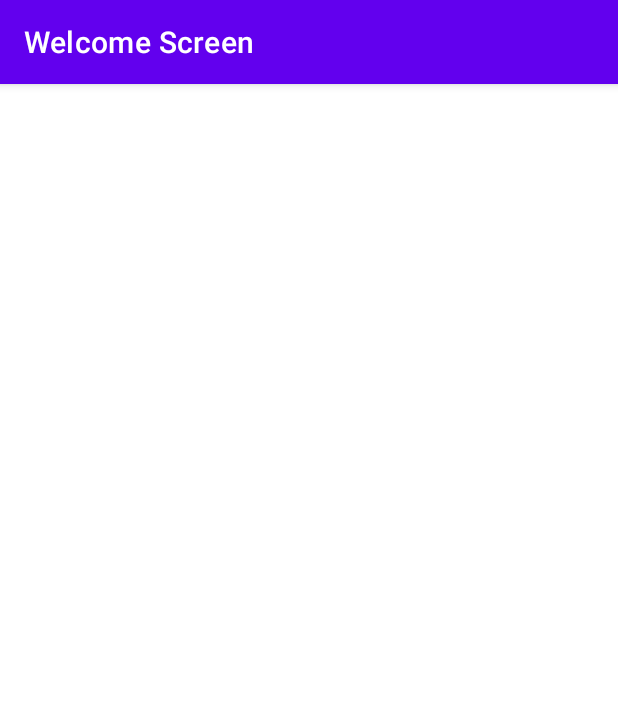
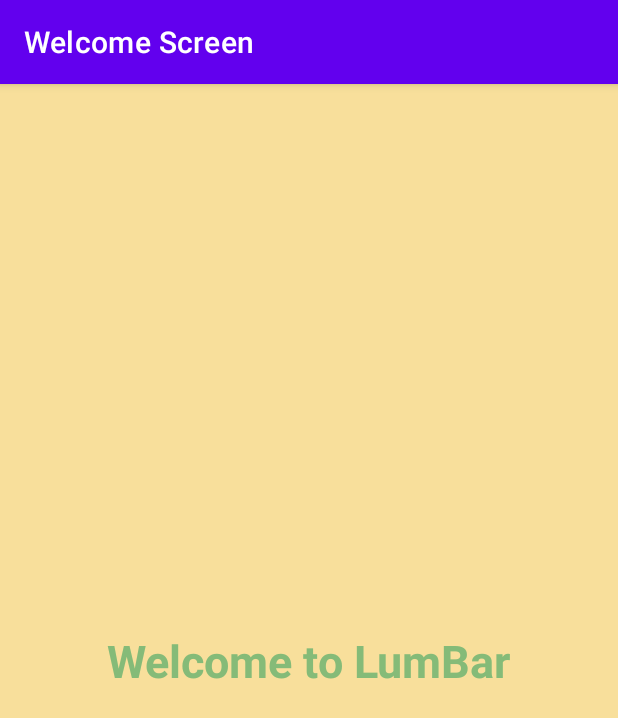
Before and after one commit to paceuniversity/cs389s2022team3, an Android app: the screen it shows after launch (HomeActivity before the commit, MainActivity after it), on a phone screen of 412 x 824 dp. Shown: the top 718 px of the screen. Run offline under Robolectric (Android 15) with nearby library versions, the phone set to English and light mode, and no system bars.

Commit message:
Logo added & splash screen complete

```diff
--- a/Welcome_Screen/app/src/main/java/com/pace/welcomescreen/HomeActivity.java
+++ /dev/null
@@ -1,14 +0,0 @@
-package com.pace.welcomescreen;
-
-import androidx.appcompat.app.AppCompatActivity;
-
-import android.os.Bundle;
-
-public class HomeActivity extends AppCompatActivity {
-
-    @Override
-    protected void onCreate(Bundle savedInstanceState) {
-        super.onCreate(savedInstanceState);
-        setContentView(R.layout.activity_home);
-    }
-}
--- a/Welcome_Screen/app/src/main/java/com/pace/welcomescreen/MainActivity.java
+++ b/Welcome_Screen/app/src/main/java/com/pace/welcomescreen/MainActivity.java
@@ -7,20 +7,10 @@ import android.os.Bundle;
 import android.os.Handler;
 
 public class MainActivity extends AppCompatActivity {
-    private static int SPLASH_TIME_OUT = 4000;
 
     @Override
     protected void onCreate(Bundle savedInstanceState) {
         super.onCreate(savedInstanceState);
         setContentView(R.layout.activity_main);
-
-        new Handler().postDelayed(new Runnable(){
-            @Override
-            public void run(){
-                Intent homeIntent = new Intent(MainActivity.this, HomeActivity.class);
-                startActivity(homeIntent);
-                finish();
-            }
-        },SPLASH_TIME_OUT);
     }
 }
--- /dev/null
+++ b/Welcome_Screen/app/src/main/java/com/pace/welcomescreen/SplashActivity.java
@@ -0,0 +1,34 @@
+package com.pace.welcomescreen;
+import androidx.appcompat.app.AppCompatActivity;
+import android.content.Intent;
+import android.os.Bundle;
+import android.os.Handler;
+import android.view.WindowManager;
+import android.view.animation.AccelerateInterpolator;
+import android.view.animation.AlphaAnimation;
+import android.view.animation.Animation;
+import android.widget.ImageView;
+
+public class SplashActivity extends AppCompatActivity{
+    private static int SPLASH_TIME_OUT = 3000;
+
+    @Override
+    protected void onCreate(Bundle savedInstanceState) {
+        super.onCreate(savedInstanceState);
+        getWindow().setFlags(WindowManager.LayoutParams.FLAG_FULLSCREEN, WindowManager.LayoutParams.FLAG_ALLOW_LOCK_WHILE_SCREEN_ON);
+        setContentView(R.layout.splash_activity);
+        Animation fade = new AlphaAnimation(1,0);
+        fade.setInterpolator(new AccelerateInterpolator());
+        fade.setStartOffset(500);
+        fade.setDuration(1800);
+
+        new Handler().postDelayed(new Runnable() {
+            @Override
+            public void run() {
+                Intent intent = new Intent(SplashActivity.this, MainActivity.class);
+                startActivity(intent);
+                finish();
+            }
+        },SPLASH_TIME_OUT);
+    }
+}
--- a/Welcome_Screen/app/src/main/res/layout/activity_home.xml
+++ /dev/null
@@ -1,9 +0,0 @@
-<?xml version="1.0" encoding="utf-8"?>
-<androidx.constraintlayout.widget.ConstraintLayout xmlns:android="http://schemas.android.com/apk/res/android"
-    xmlns:app="http://schemas.android.com/apk/res-auto"
-    xmlns:tools="http://schemas.android.com/tools"
-    android:layout_width="match_parent"
-    android:layout_height="match_parent"
-    tools:context=".HomeActivity">
-
-</androidx.constraintlayout.widget.ConstraintLayout>
--- a/Welcome_Screen/app/src/main/res/layout/activity_main.xml
+++ b/Welcome_Screen/app/src/main/res/layout/activity_main.xml
@@ -4,7 +4,23 @@
     xmlns:tools="http://schemas.android.com/tools"
     android:layout_width="match_parent"
     android:layout_height="match_parent"
-    tools:context=".MainActivity"
-    android:background="#EFE7DB">
+    android:background="#F8DF9B"
+    tools:context=".MainActivity">
 
+
+    <TextView
+        android:id="@+id/textView"
+        android:layout_width="wrap_content"
+        android:layout_height="wrap_content"
+        android:layout_marginStart="8dp"
+        android:layout_marginEnd="8dp"
+        android:background="#F8DF9B"
+        android:text="Welcome to LumBar"
+        android:textColor="#85BB78"
+        android:textSize="30dp"
+        android:textStyle="bold"
+        app:layout_constraintBottom_toBottomOf="parent"
+        app:layout_constraintEnd_toEndOf="parent"
+        app:layout_constraintStart_toStartOf="parent"
+        app:layout_constraintTop_toTopOf="parent" />
 </androidx.constraintlayout.widget.ConstraintLayout>
```
Also changed, not shown: Welcome_Screen/app/src/main/AndroidManifest.xml (+6 -3 lines), Welcome_Screen/app/src/main/res/layout/splash_activity.xml (added, +21 -0 lines), Welcome_Screen/app/src/main/res/drawable/artboard_1.png (added).
